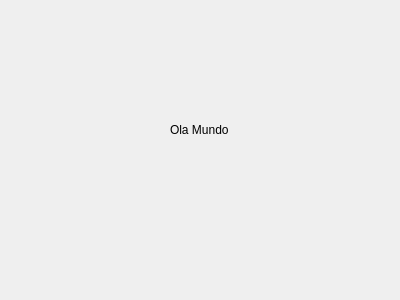
Qt form UI/frontend-plugins/frontend-tools/forms/obsremote.ui (admshao/obs-studio) before a commit.
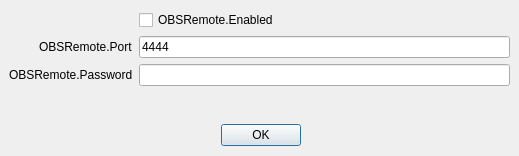
The same form after that commit.

Commit message: Updated OBS Remote Dialog with port and password options

The edit to the form file:
```diff
--- a/UI/frontend-plugins/frontend-tools/forms/obsremote.ui
+++ b/UI/frontend-plugins/frontend-tools/forms/obsremote.ui
@@ -6,25 +6,109 @@
    <rect>
     <x>0</x>
     <y>0</y>
-    <width>400</width>
-    <height>300</height>
+    <width>519</width>
+    <height>156</height>
    </rect>
   </property>
+  <property name="sizePolicy">
+   <sizepolicy hsizetype="Preferred" vsizetype="Preferred">
+    <horstretch>0</horstretch>
+    <verstretch>0</verstretch>
+   </sizepolicy>
+  </property>
   <property name="windowTitle">
    <string>Dialog</string>
   </property>
-  <widget class="QLabel" name="label">
+  <widget class="QWidget" name="layoutWidget">
    <property name="geometry">
     <rect>
-     <x>170</x>
+     <x>10</x>
      <y>120</y>
-     <width>73</width>
-     <height>20</height>
+     <width>501</width>
+     <height>30</height>
     </rect>
    </property>
-   <property name="text">
-    <string>Ola Mundo</string>
+   <layout class="QHBoxLayout" name="horizontalLayout">
+    <item>
+     <spacer name="horizontalSpacer">
+      <property name="orientation">
+       <enum>Qt::Horizontal</enum>
+      </property>
+      <property name="sizeHint" stdset="0">
+       <size>
+        <width>40</width>
+        <height>20</height>
+       </size>
+      </property>
+     </spacer>
+    </item>
+    <item>
+     <widget class="QPushButton" name="accept">
+      <property name="text">
+       <string>OK</string>
+      </property>
+     </widget>
+    </item>
+    <item>
+     <spacer name="horizontalSpacer_2">
+      <property name="orientation">
+       <enum>Qt::Horizontal</enum>
+      </property>
+      <property name="sizeHint" stdset="0">
+       <size>
+        <width>40</width>
+        <height>20</height>
+       </size>
+      </property>
+     </spacer>
+    </item>
+   </layout>
+  </widget>
+  <widget class="QWidget" name="layoutWidget_2">
+   <property name="geometry">
+    <rect>
+     <x>9</x>
+     <y>10</y>
+     <width>501</width>
+     <height>101</height>
+    </rect>
    </property>
+   <layout class="QFormLayout" name="formLayout">
+    <property name="labelAlignment">
+     <set>Qt::AlignRight|Qt::AlignTrailing|Qt::AlignVCenter</set>
+    </property>
+    <item row="1" column="0">
+     <widget class="QLabel" name="label_port">
+      <property name="text">
+       <string>OBSRemote.Port</string>
+      </property>
+     </widget>
+    </item>
+    <item row="0" column="1">
+     <widget class="QCheckBox" name="enabled">
+      <property name="text">
+       <string>OBSRemote.Enabled</string>
+      </property>
+     </widget>
+    </item>
+    <item row="2" column="0">
+     <widget class="QLabel" name="label_password">
+      <property name="text">
+       <string>OBSRemote.Password</string>
+      </property>
+     </widget>
+    </item>
+    <item row="1" column="1">
+     <widget class="QLineEdit" name="edit_port">
+      <property name="text">
+       <string>4444</string>
+      </property>
+     </widget>
+    </item>
+    <item row="2" column="1">
+     <widget class="QLineEdit" name="edit_password"/>
+    </item>
+   </layout>
   </widget>
  </widget>
  <resources/>
```
